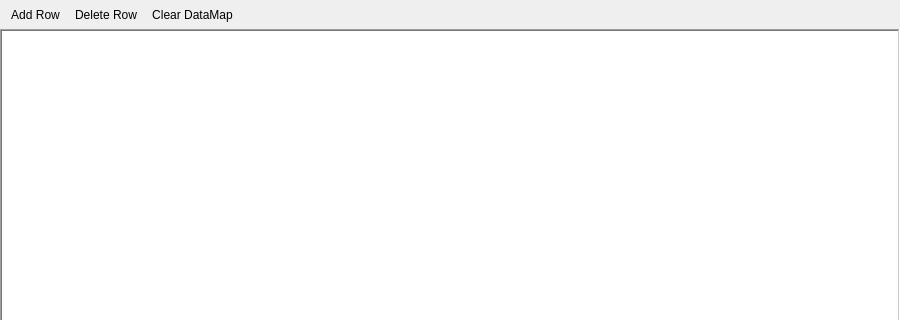
First picture: the form in src/formdatamapview.ui, repository sanny32/OpenModSim, before the edit; both pictures show x 0 to 900 and y 0 to 320 of the 900 by 480 pixel window.
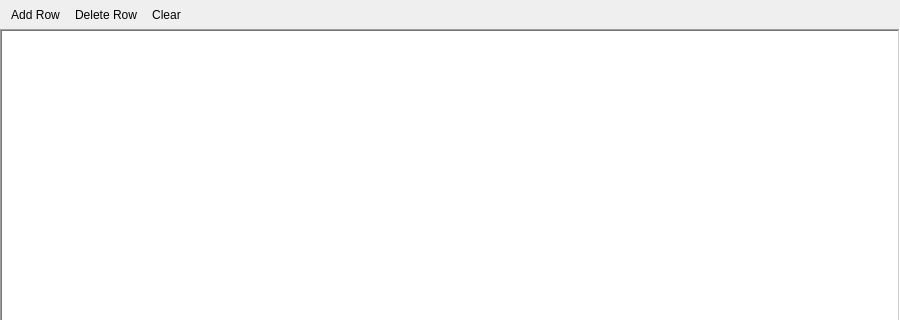
Second picture: the form after the edit. Icons and pictures are not drawn.

Commit message: refact: Update tooltip for clear action

Diff of the .ui file:
```diff
--- a/src/formdatamapview.ui
+++ b/src/formdatamapview.ui
@@ -88,7 +88,7 @@
      <normaloff>:/res/edit-delete.png</normaloff>:/res/edit-delete.png</iconset>
    </property>
    <property name="text">
-    <string>Clear DataMap</string>
+    <string>Clear</string>
    </property>
   </action>
  </widget>
```
Left out of the diff: 1 changed line with no effect on the pictures. The commit also changes 3 other files.
